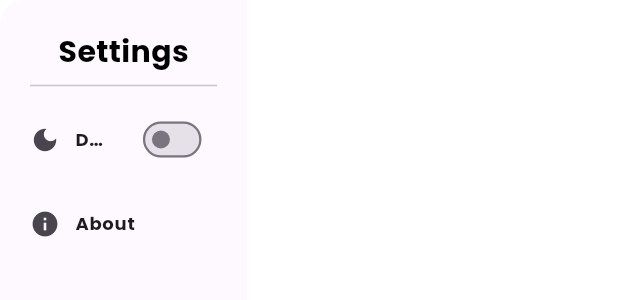
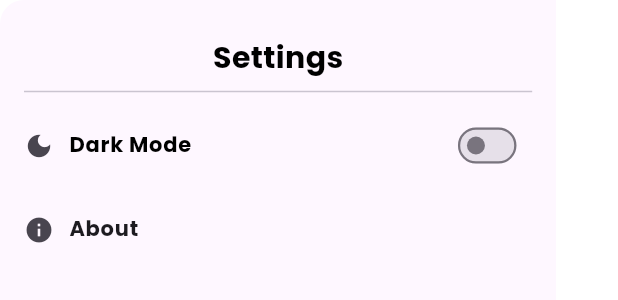
Before and after one commit to uswatun05/wordwise, a Flutter app: the SettingsPage widget shown alone on an empty page, opened directly, on a phone screen of 412 x 824 dp. Shown: the top 300 px of the screen. Run offline on Flutter 3.47's test engine with Material 3 defaults, Android fonts, the phone set to English and light mode, and no system bars; drawn by our look-alikes of auto_size_text; our stand-ins replace lottie, shared_preferences; accounts and stored records are empty; network calls fail.

Commit message:
Fix layout & text visibility for Dark Mode setting

```diff
--- a/lib/screens/settings.dart
+++ b/lib/screens/settings.dart
@@ -2,6 +2,7 @@ import 'package:flutter/material.dart';
 import 'dart:ui';
 import 'package:provider/provider.dart';
 import '../theme_provider.dart';
+import 'package:auto_size_text/auto_size_text.dart';
 
 class SettingsPage extends StatefulWidget {
   @override
@@ -13,6 +14,7 @@ class _SettingsPageState extends State<SettingsPage> {
   Widget build(BuildContext context) {
     final themeProvider = Provider.of<ThemeProvider>(context);
     final isDarkMode = themeProvider.isDarkMode;
+    final isSmallScreen = MediaQuery.of(context).size.width < 400;
 
     return ClipRRect(
       borderRadius: BorderRadius.only(
@@ -22,16 +24,21 @@ class _SettingsPageState extends State<SettingsPage> {
       child: BackdropFilter(
         filter: ImageFilter.blur(sigmaX: 6, sigmaY: 6),
         child: Container(
-          width: MediaQuery.of(context).size.width * 0.4,
+          width: isSmallScreen
+          ? MediaQuery.of(context).size.width * 1.0
+          : MediaQuery.of(context).size.width * 0.9,
           height: MediaQuery.of(context).size.height,
-          color: Theme.of(context).cardColor.withOpacity(0.8),
-          padding: EdgeInsets.all(20),
+          color: Theme.of(context).cardColor.withOpacity(1.0),
+          padding: const EdgeInsets.symmetric(horizontal: 16, vertical: 24),
           child: Column(
             mainAxisSize: MainAxisSize.max,
             children: [
               Text(
                 'Settings',
-                style: TextStyle(fontSize: 20, fontWeight: FontWeight.bold, fontFamily: 'Poppins',
+                style: TextStyle(
+                  fontSize: 20,
+                  fontWeight: FontWeight.bold,
+                  fontFamily: 'Poppins',
                 ),
               ),
               Divider(),
@@ -42,8 +49,15 @@ class _SettingsPageState extends State<SettingsPage> {
                     Icon(Icons.dark_mode, size: 20),
                     SizedBox(width:10),
                     Expanded(
-                      child: Text(
-                        'Dark Mode', style: TextStyle(fontFamily: 'Poppins',fontSize: 12),
+                      child: AutoSizeText(
+                        'Dark Mode',
+                        style: TextStyle(
+                          fontFamily: 'Poppins',
+                          fontSize: 14,
+                          color: Theme.of(context).textTheme.bodyLarge?.color,
+                          ),
+                          maxLines: 1,
+                          softWrap: false,
                           overflow: TextOverflow.ellipsis,
                           ),
                         ),
@@ -71,9 +85,10 @@ class _SettingsPageState extends State<SettingsPage> {
                         Icon(Icons.info, size:20),
                         SizedBox(width: 10),
                         Expanded(
-                      child: Text(
+                          child: AutoSizeText(
                             'About',
-                        style: TextStyle(fontFamily: 'Poppins', fontSize: 12),
+                            style: TextStyle(fontFamily: 'Poppins', fontSize: 14),
+                            maxLines: 1,
                             overflow: TextOverflow.ellipsis,
                           ),
                         ),
@@ -84,7 +99,8 @@ class _SettingsPageState extends State<SettingsPage> {
                         context: context,
                         builder: (context) {
                           return AlertDialog(
-                        shape: RoundedRectangleBorder(borderRadius: BorderRadius.circular(16)),
+                            shape: RoundedRectangleBorder(borderRadius: BorderRadius.circular(16),
+                            ),
                             backgroundColor: Theme.of(context).cardColor,
                             title: Text(
                               'About WordWise',
--- a/pubspec.yaml
+++ b/pubspec.yaml
@@ -34,6 +34,7 @@ dependencies:
   http: ^0.13.6
   shared_preferences: ^2.2.2
   provider: ^6.1.1
+  auto_size_text: ^3.0.0
   # The following adds the Cupertino Icons font to your application.
   # Use with the CupertinoIcons class for iOS style icons.
   cupertino_icons: ^1.0.8
```
Also changed, not shown: pubspec.lock. Lines whose indentation alone changed are shown as unchanged.
